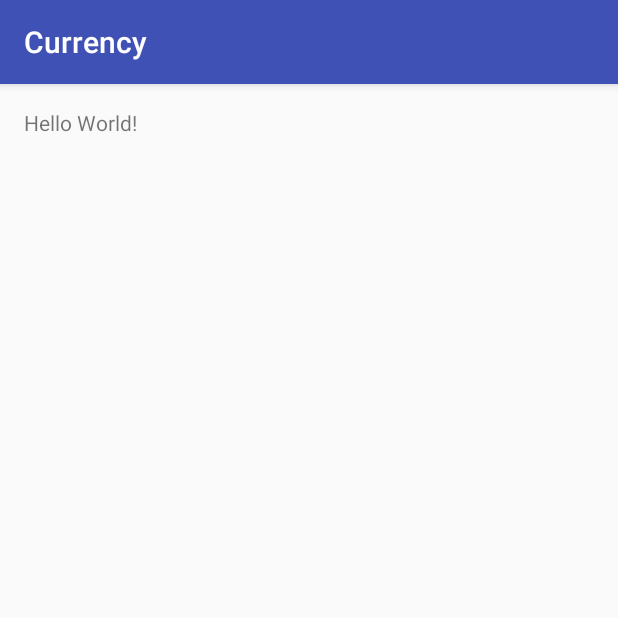
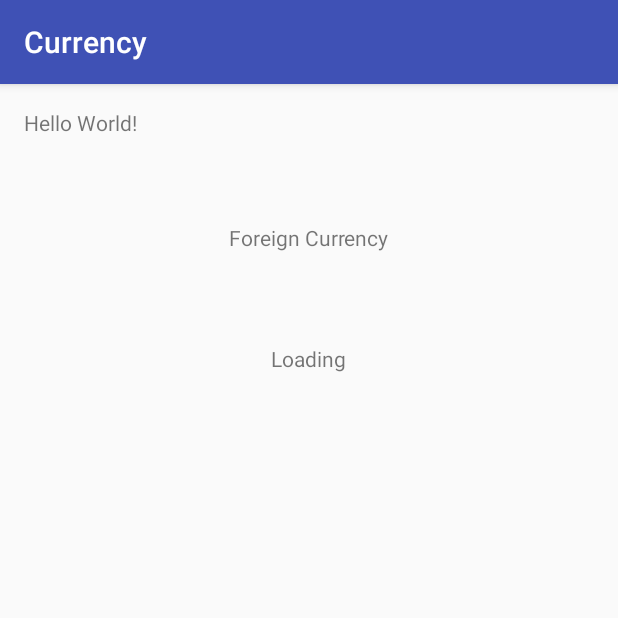
Before and after one commit to nabinbh/Currency, an Android app: the screen it shows after launch (MainActivity), on a phone screen of 412 x 824 dp, the top half of it. Run offline under Robolectric (Android 15) with nearby library versions, the phone set to English and light mode, and no system bars.

Commit message:
Added Text View

```diff
--- a/app/src/main/java/com/deeplock/currency/MainActivity.java
+++ b/app/src/main/java/com/deeplock/currency/MainActivity.java
@@ -2,12 +2,18 @@ package com.deeplock.currency;
 
 import android.support.v7.app.AppCompatActivity;
 import android.os.Bundle;
+import android.widget.TextView;
 
 public class MainActivity extends AppCompatActivity {
 
+    private TextView mPlace;
+
     @Override
     protected void onCreate(Bundle savedInstanceState) {
+
         super.onCreate(savedInstanceState);
         setContentView(R.layout.activity_main);
+        mPlace = (TextView) findViewById(R.id.place);
+        mPlace.setText("Loading");
     }
 }
--- a/app/src/main/res/layout/activity_main.xml
+++ b/app/src/main/res/layout/activity_main.xml
@@ -12,5 +12,23 @@
     <TextView
         android:layout_width="wrap_content"
         android:layout_height="wrap_content"
-        android:text="Hello World!" />
+        android:text="Hello World!"
+        android:id="@+id/textView2" />
+
+    <TextView
+        android:layout_width="wrap_content"
+        android:layout_height="wrap_content"
+        android:text="Foreign Currency"
+        android:id="@+id/currency"
+        android:layout_below="@+id/textView2"
+        android:layout_centerHorizontal="true"
+        android:layout_marginTop="57dp" />
+
+    <TextView
+        android:layout_width="wrap_content"
+        android:layout_height="wrap_content"
+        android:id="@+id/place"
+        android:layout_below="@+id/currency"
+        android:layout_centerHorizontal="true"
+        android:layout_marginTop="61dp" />
 </RelativeLayout>
```
